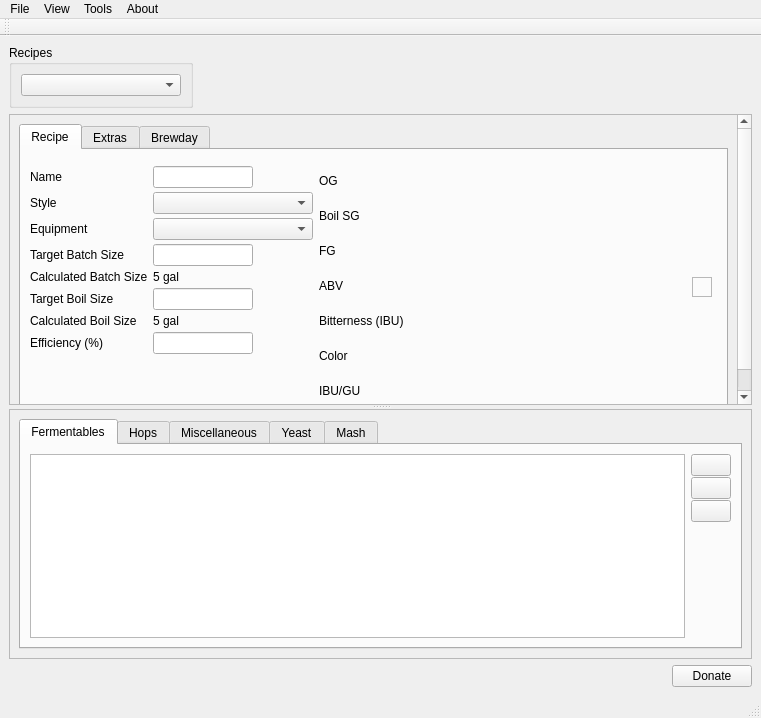
Qt form ui/mainWindow.ui (Brewtarget/brewtarget) before a commit.
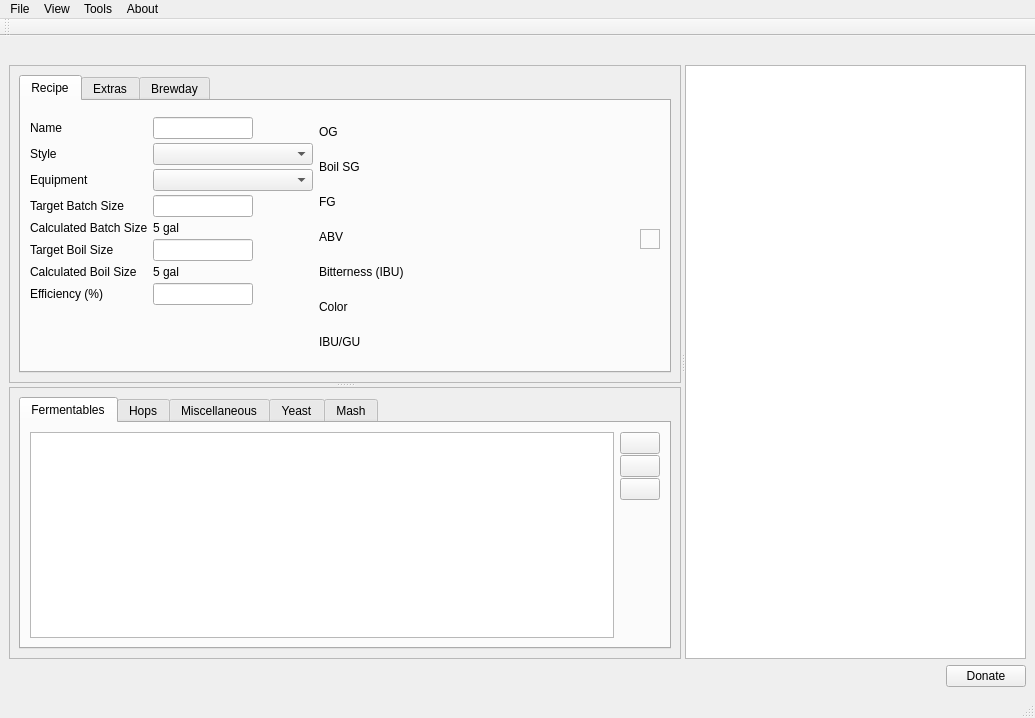
The same form after that commit. Icons and pictures are not drawn. Custom widgets are drawn as their Qt base class.

Commit message: Initial checkin for implementing tree views.  Double clicking a recipe causes it to be displayed in the main window.  Double clicking equipment, fermentable or hop causes the appropriate editor to be opened (this is still somewhat problematic, but it may be my WM).  You can select multiple items for delete.

What changed in the file:
```diff
--- a/ui/mainWindow.ui
+++ b/ui/mainWindow.ui
@@ -6,7 +6,7 @@
    <rect>
     <x>0</x>
     <y>0</y>
-    <width>761</width>
+    <width>1035</width>
     <height>718</height>
    </rect>
   </property>
@@ -33,43 +33,6 @@
    <layout class="QVBoxLayout" name="verticalLayout_12">
     <item>
      <layout class="QHBoxLayout" name="horizontalLayout_14">
-      <item>
-       <widget class="QGroupBox" name="groupBox_2">
-        <property name="sizePolicy">
-         <sizepolicy hsizetype="Preferred" vsizetype="Preferred">
-          <horstretch>0</horstretch>
-          <verstretch>0</verstretch>
-         </sizepolicy>
-        </property>
-        <property name="title">
-         <string>Recipes</string>
-        </property>
-        <layout class="QHBoxLayout" name="horizontalLayout_15">
-         <item>
-          <widget class="RecipeComboBox" name="recipeComboBox">
-           <property name="sizePolicy">
-            <sizepolicy hsizetype="Maximum" vsizetype="Fixed">
-             <horstretch>0</horstretch>
-             <verstretch>0</verstretch>
-            </sizepolicy>
-           </property>
-           <property name="minimumSize">
-            <size>
-             <width>160</width>
-             <height>0</height>
-            </size>
-           </property>
-           <property name="toolTip">
-            <string>Recipe list</string>
-           </property>
-           <property name="sizeAdjustPolicy">
-            <enum>QComboBox::AdjustToContentsOnFirstShow</enum>
-           </property>
-          </widget>
-         </item>
-        </layout>
-       </widget>
-      </item>
       <item>
        <spacer name="horizontalSpacer_2">
         <property name="orientation">
@@ -96,10 +59,11 @@
      </layout>
     </item>
     <item>
+     <widget class="QSplitter" name="splitter_2">
+      <property name="orientation">
+       <enum>Qt::Horizontal</enum>
+      </property>
      <widget class="QSplitter" name="splitter">
-      <property name="lineWidth">
-       <number>1</number>
-      </property>
       <property name="orientation">
        <enum>Qt::Vertical</enum>
       </property>
@@ -112,8 +76,8 @@
          <rect>
           <x>0</x>
           <y>0</y>
-          <width>729</width>
-          <height>306</height>
+           <width>706</width>
+           <height>318</height>
          </rect>
         </property>
         <layout class="QVBoxLayout" name="verticalLayout_11">
@@ -1039,8 +1003,8 @@
          <rect>
           <x>0</x>
           <y>0</y>
-          <width>747</width>
-          <height>238</height>
+           <width>721</width>
+           <height>252</height>
          </rect>
         </property>
         <layout class="QVBoxLayout" name="verticalLayout_8">
@@ -1559,6 +1523,39 @@
        </widget>
       </widget>
      </widget>
+      <widget class="BrewTargetTreeView" name="brewTargetTreeView">
+       <property name="sizePolicy">
+        <sizepolicy hsizetype="MinimumExpanding" vsizetype="Expanding">
+         <horstretch>0</horstretch>
+         <verstretch>0</verstretch>
+        </sizepolicy>
+       </property>
+       <property name="toolTip">
+        <string>Recipes</string>
+       </property>
+       <property name="editTriggers">
+        <set>QAbstractItemView::NoEditTriggers</set>
+       </property>
+       <property name="alternatingRowColors">
+        <bool>true</bool>
+       </property>
+       <property name="selectionMode">
+        <enum>QAbstractItemView::ExtendedSelection</enum>
+       </property>
+       <property name="uniformRowHeights">
+        <bool>true</bool>
+       </property>
+       <property name="allColumnsShowFocus">
+        <bool>true</bool>
+       </property>
+       <property name="headerHidden">
+        <bool>true</bool>
+       </property>
+       <attribute name="headerVisible">
+        <bool>false</bool>
+       </attribute>
+      </widget>
+     </widget>
     </item>
     <item>
      <layout class="QHBoxLayout" name="horizontalLayout_3">
@@ -1604,8 +1601,8 @@
     <rect>
      <x>0</x>
      <y>0</y>
-     <width>761</width>
-     <height>21</height>
+     <width>1035</width>
+     <height>26</height>
     </rect>
    </property>
    <widget class="QMenu" name="menuAbout">
@@ -1919,16 +1916,16 @@
    <extends>QComboBox</extends>
    <header>EquipmentComboBox.h</header>
   </customwidget>
-  <customwidget>
-   <class>RecipeComboBox</class>
-   <extends>QComboBox</extends>
-   <header>RecipeComboBox.h</header>
-  </customwidget>
   <customwidget>
    <class>StyleComboBox</class>
    <extends>QComboBox</extends>
    <header>StyleComboBox.h</header>
   </customwidget>
+  <customwidget>
+   <class>BrewTargetTreeView</class>
+   <extends>QTreeView</extends>
+   <header>BrewTargetTreeView.h</header>
+  </customwidget>
  </customwidgets>
  <resources>
   <include location="../brewtarget.qrc"/>
```
Left out of the diff: 17 changed lines with no effect on the pictures. Lines whose indentation alone changed are shown as unchanged. The commit also changes 9 other files.
